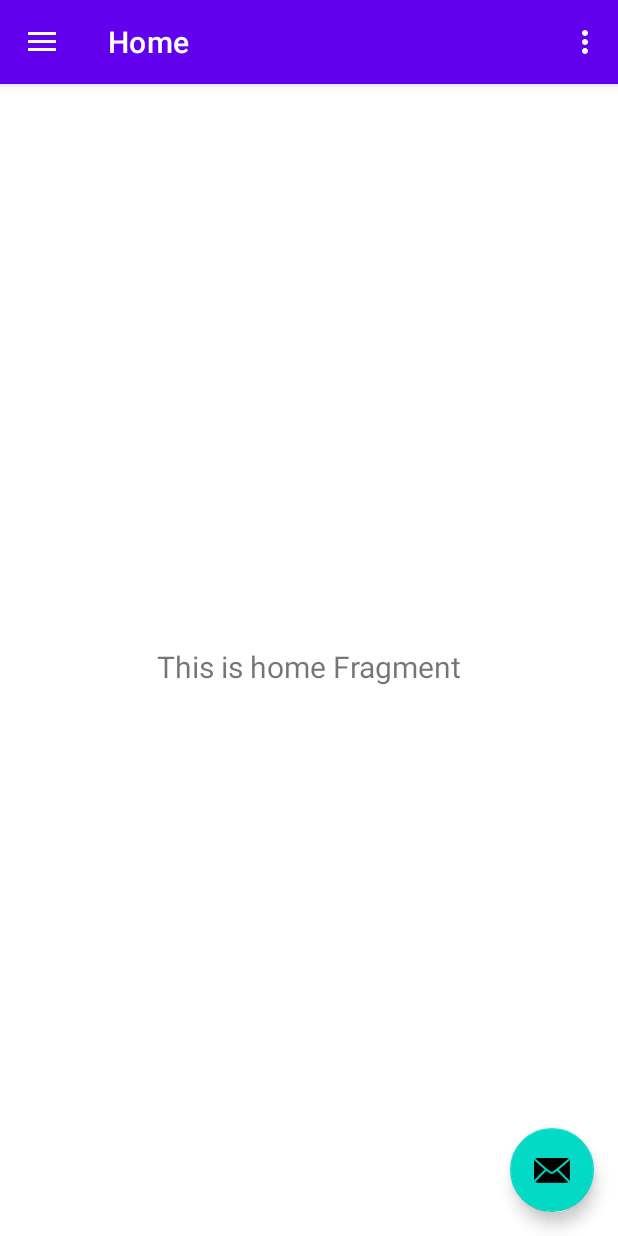
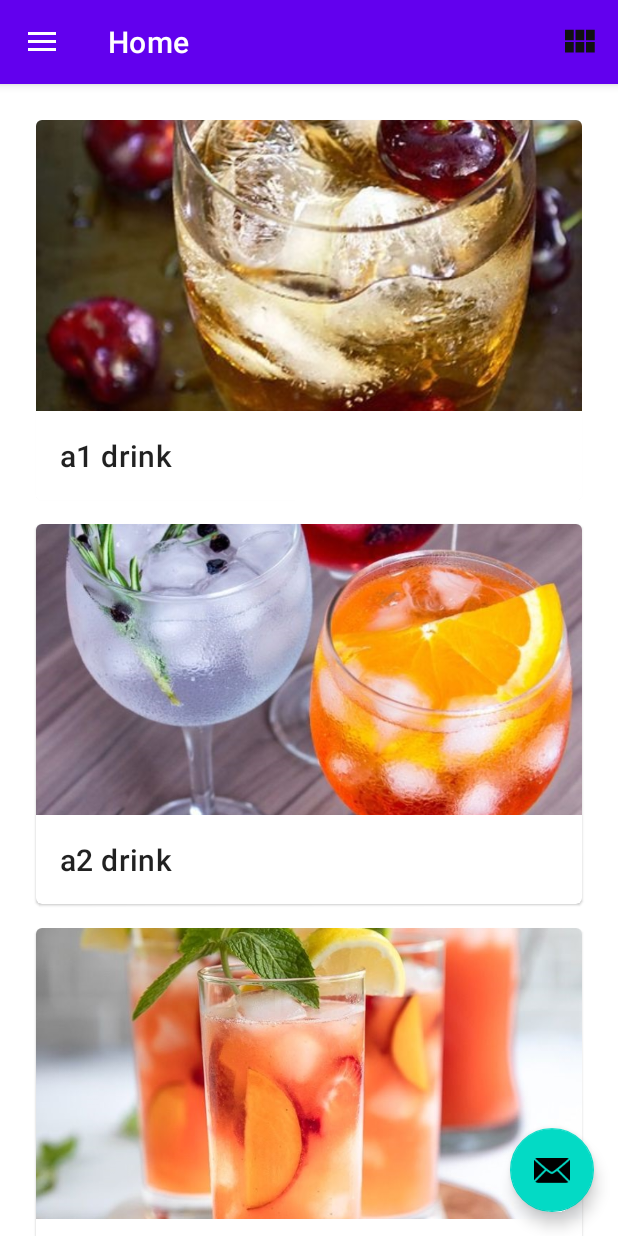
Before and after one commit to wckuo777/kotlinapp, an Android app: the screen it shows after launch (MainActivity), on a phone screen of 412 x 824 dp. Run offline under Robolectric (Android 15) with nearby library versions, the phone set to English and light mode, and no system bars; our stand-ins replace navigation-ui.

Commit message:
add fragment with recycleView

```diff
--- a/app/src/main/java/com/example/kotindemo/MainActivity.kt
+++ b/app/src/main/java/com/example/kotindemo/MainActivity.kt
@@ -15,6 +15,9 @@ import com.example.kotindemo.databinding.ActivityMainBinding
 import android.R.menu
 import android.annotation.SuppressLint
 import androidx.appcompat.view.menu.MenuBuilder
+import androidx.recyclerview.widget.RecyclerView
+import com.example.kotindemo.adapter.ItemAdapter
+import com.example.kotindemo.data.Datasource
 
 
 class MainActivity : AppCompatActivity() {
@@ -27,6 +30,8 @@ class MainActivity : AppCompatActivity() {
 
         binding = ActivityMainBinding.inflate(layoutInflater)
         setContentView(binding.root)
+
+
 
         setSupportActionBar(binding.appBarMain.toolbar)
 
--- /dev/null
+++ b/app/src/main/java/com/example/kotindemo/adapter/ItemAdapter.kt
@@ -0,0 +1,35 @@
+package com.example.kotindemo.adapter
+
+import android.content.Context
+import android.view.LayoutInflater
+import android.view.View
+import android.view.ViewGroup
+import android.widget.ImageView
+import android.widget.TextView
+import androidx.recyclerview.widget.RecyclerView
+import com.example.kotindemo.R
+import com.example.kotindemo.model.DrinksPic
+
+class ItemAdapter(private val context: Context, private val dataset: List<DrinksPic>): RecyclerView.Adapter<ItemAdapter.ItemViewHolder>() {
+    class ItemViewHolder(private val view: View) : RecyclerView.ViewHolder(view){
+        val textView: TextView = view.findViewById(R.id.item_title)
+        val imageView: ImageView = view.findViewById(R.id.item_image)
+    }
+
+    override fun onCreateViewHolder(parent: ViewGroup, viewType: Int): ItemViewHolder {
+        val adapterLayout = LayoutInflater.from(parent.context)
+            .inflate(R.layout.list_item, parent, false)
+
+        return ItemViewHolder(adapterLayout)
+    }
+
+    override fun onBindViewHolder(holder: ItemViewHolder, position: Int) {
+        val item = dataset[position]
+        holder.textView.text =  context.resources.getString(item.stringResourceId)
+        holder.imageView.setImageResource(item.imageResourceId)
+    }
+
+    override fun getItemCount()= dataset.size
+
+
+}
--- /dev/null
+++ b/app/src/main/java/com/example/kotindemo/data/DataSource.kt
@@ -0,0 +1,26 @@
+package com.example.kotindemo.data
+
+import com.example.kotindemo.R
+import com.example.kotindemo.model.DrinksPic
+
+class Datasource {
+
+    fun loadAffirmations(): List<DrinksPic> {
+        return listOf<DrinksPic>(
+            DrinksPic(R.string.a1,R.drawable.a1),
+            DrinksPic(R.string.a2,R.drawable.a2),
+            DrinksPic(R.string.a3,R.drawable.a3),
+            DrinksPic(R.string.a4,R.drawable.a4),
+            DrinksPic(R.string.a5,R.drawable.a5),
+            DrinksPic(R.string.a6,R.drawable.a6),
+            DrinksPic(R.string.a7,R.drawable.a7),
+            DrinksPic(R.string.a8,R.drawable.a8),
+            DrinksPic(R.string.a9,R.drawable.a9),
+            DrinksPic(R.string.a10,R.drawable.a10),
+            DrinksPic(R.string.a11,R.drawable.a11),
+            DrinksPic(R.string.a12,R.drawable.a12),
+            DrinksPic(R.string.a13,R.drawable.a13),
+            DrinksPic(R.string.a14,R.drawable.a14)
+        )
+    }
+}
--- /dev/null
+++ b/app/src/main/java/com/example/kotindemo/model/DrinksPic.kt
@@ -0,0 +1,6 @@
+package com.example.kotindemo.model
+
+import androidx.annotation.DrawableRes
+import androidx.annotation.StringRes
+
+data class DrinksPic (@StringRes val stringResourceId: Int, @DrawableRes val imageResourceId: Int)
--- a/app/src/main/java/com/example/kotindemo/ui/home/HomeFragment.kt
+++ b/app/src/main/java/com/example/kotindemo/ui/home/HomeFragment.kt
@@ -1,24 +1,39 @@
 package com.example.kotindemo.ui.home
 
 import android.os.Bundle
-import android.view.LayoutInflater
-import android.view.View
-import android.view.ViewGroup
+import android.view.*
 import android.widget.TextView
+import androidx.appcompat.view.menu.MenuBuilder
+import androidx.core.content.ContextCompat
 import androidx.fragment.app.Fragment
 import androidx.lifecycle.Observer
 import androidx.lifecycle.ViewModelProvider
+import androidx.recyclerview.widget.GridLayoutManager
+import androidx.recyclerview.widget.LinearLayoutManager
+import androidx.recyclerview.widget.RecyclerView
 import com.example.kotindemo.R
+import com.example.kotindemo.adapter.ItemAdapter
+import com.example.kotindemo.data.Datasource
 import com.example.kotindemo.databinding.FragmentHomeBinding
 
 class HomeFragment : Fragment() {
 
     private lateinit var homeViewModel: HomeViewModel
     private var _binding: FragmentHomeBinding? = null
+    private var isLinearLayoutManager = true
+    private lateinit var recyclerView: RecyclerView
+    val myDataset = Datasource().loadAffirmations()
 
     // This property is only valid between onCreateView and
     // onDestroyView.
     private val binding get() = _binding!!
+
+    override fun onCreate(savedInstanceState: Bundle?) {
+        super.onCreate(savedInstanceState)
+        setHasOptionsMenu(true)
+
+
+    }
 
     override fun onCreateView(
         inflater: LayoutInflater,
@@ -31,15 +46,86 @@ class HomeFragment : Fragment() {
         _binding = FragmentHomeBinding.inflate(inflater, container, false)
         val root: View = binding.root
 
-        val textView: TextView = binding.textHome
-        homeViewModel.text.observe(viewLifecycleOwner, Observer {
-            textView.text = it
-        })
+//        val textView: TextView = binding.textHome
+//        homeViewModel.text.observe(viewLifecycleOwner, Observer {
+//            textView.text = it
+//        })
         return root
+    }
+
+    override fun onViewCreated(view: View, savedInstanceState: Bundle?) {
+        recyclerView = binding.recyclerView
+        val myDataset = Datasource().loadAffirmations()
+        // val recyclerView = view.findViewById<RecyclerView>(R.id.recycler_view)
+        recyclerView.adapter = ItemAdapter(view.context,myDataset)
+        recyclerView.setHasFixedSize(true)
+        chooseLayout()
     }
 
     override fun onDestroyView() {
         super.onDestroyView()
         _binding = null
     }
+
+    override fun onCreateOptionsMenu(menu: Menu, inflater: MenuInflater) {
+        menu.clear();
+        // Inflate the menu; this adds items to the action bar if it is present.
+        inflater.inflate(R.menu.home, menu)
+
+
+        val layoutButton = menu.findItem(R.id.action_switch_layout)
+        // Calls code to set the icon based on the LinearLayoutManager of the RecyclerView
+        setIcon(layoutButton)
+
+    }
+
+    /**
+     * Sets the LayoutManager for the [RecyclerView] based on the desired orientation of the list.
+     */
+    private fun chooseLayout() {
+        if (isLinearLayoutManager) {
+            recyclerView.layoutManager = LinearLayoutManager(context)
+        } else {
+            recyclerView.layoutManager = GridLayoutManager(context, 3)
+        }
+        //recyclerView.adapter = ItemAdapter(context, dataset = )
+    }
+
+    private fun setIcon(menuItem: MenuItem?) {
+        if (menuItem == null)
+            return
+
+        // Set the drawable for the menu icon based on which LayoutManager is currently in use
+
+        // An if-clause can be used on the right side of an assignment if all paths return a value.
+        // The following code is equivalent to
+        // if (isLinearLayoutManager)
+        //     menu.icon = ContextCompat.getDrawable(this, R.drawable.ic_grid_layout)
+        // else menu.icon = ContextCompat.getDrawable(this, R.drawable.ic_linear_layout)
+        menuItem.icon =
+            if (isLinearLayoutManager)
+                ContextCompat.getDrawable(this.requireContext(), R.drawable.grid_layout)
+            else ContextCompat.getDrawable(this.requireContext(), R.drawable.linear_layout)
+    }
+
+
+    override fun onOptionsItemSelected(item: MenuItem): Boolean {
+        return when (item.itemId) {
+            R.id.action_switch_layout -> {
+                // Sets isLinearLayoutManager (a Boolean) to the opposite value
+                isLinearLayoutManager = !isLinearLayoutManager
+                // Sets layout and icon
+                chooseLayout()
+                setIcon(item)
+
+                return true
+            }
+            //  Otherwise, do nothing and use the core event handling
+
+            // when clauses require that all possible paths be accounted for explicitly,
+            //  for instance both the true and false cases if the value is a Boolean,
+            //  or an else to catch all unhandled cases.
+            else -> super.onOptionsItemSelected(item)
+        }
+    }
 }
--- a/app/src/main/java/com/example/kotindemo/ui/home/HomeViewModel.kt
+++ b/app/src/main/java/com/example/kotindemo/ui/home/HomeViewModel.kt
@@ -1,8 +1,12 @@
 package com.example.kotindemo.ui.home
 
+import android.view.Menu
+import androidx.appcompat.view.menu.MenuBuilder
 import androidx.lifecycle.LiveData
 import androidx.lifecycle.MutableLiveData
 import androidx.lifecycle.ViewModel
+
+
 
 class HomeViewModel : ViewModel() {
 
@@ -10,4 +14,6 @@ class HomeViewModel : ViewModel() {
         value = "This is home Fragment"
     }
     val text: LiveData<String> = _text
+
+
 }
--- a/app/src/main/res/drawable/grid_layout.xml
+++ b/app/src/main/res/drawable/grid_layout.xml
@@ -15,10 +15,10 @@
 <vector xmlns:android="http://schemas.android.com/apk/res/android"
     android:width="28dp"
     android:height="28dp"
-    android:tint="#FFFFFF"
+    android:tint="#111111"
     android:viewportWidth="24"
     android:viewportHeight="24">
     <path
-        android:fillColor="@android:color/white"
+        android:fillColor="@android:color/black"
         android:pathData="M4,11h5L9,5L4,5v6zM4,18h5v-6L4,12v6zM10,18h5v-6h-5v6zM16,18h5v-6h-5v6zM10,11h5L15,5h-5v6zM16,5v6h5L21,5h-5z"/>
 </vector>
--- a/app/src/main/res/drawable/linear_layout.xml
+++ b/app/src/main/res/drawable/linear_layout.xml
@@ -1,17 +1,4 @@
 <?xml version="1.0" encoding="utf-8"?>
-<!--
-     Copyright (C) 2020 The Android Open Source Project
-     Licensed under the Apache License, Version 2.0 (the "License");
-     you may not use this file except in compliance with the License.
-     You may obtain a copy of the License at
-          http://www.apache.org/licenses/LICENSE-2.0
-     Unless required by applicable law or agreed to in writing, software
-     distributed under the License is distributed on an "AS IS" BASIS,
-     WITHOUT WARRANTIES OR CONDITIONS OF ANY KIND, either express or implied.
-     See the License for the specific language governing permissions and
-     limitations under the License.
--->
-<!-- Menu asset to indicate clicking will switch to a vertical list of items for the RecyclerView -->
 <vector xmlns:android="http://schemas.android.com/apk/res/android"
     android:width="28dp"
     android:height="28dp"
--- a/app/src/main/res/layout/fragment_home.xml
+++ b/app/src/main/res/layout/fragment_home.xml
@@ -6,17 +6,12 @@
     android:layout_height="match_parent"
     tools:context=".ui.home.HomeFragment">
 
-    <TextView
-        android:id="@+id/text_home"
+    <androidx.recyclerview.widget.RecyclerView
+        android:id="@+id/recycler_view"
         android:layout_width="match_parent"
-        android:layout_height="wrap_content"
-        android:layout_marginStart="8dp"
-        android:layout_marginTop="8dp"
-        android:layout_marginEnd="8dp"
-        android:textAlignment="center"
-        android:textSize="20sp"
-        app:layout_constraintBottom_toBottomOf="parent"
-        app:layout_constraintEnd_toEndOf="parent"
-        app:layout_constraintStart_toStartOf="parent"
-        app:layout_constraintTop_toTopOf="parent" />
+        android:layout_height="match_parent"
+        android:clipToPadding="false"
+        android:scrollbars="vertical"
+        app:layoutManager="LinearLayoutManager"
+        android:padding="16dp" />
 </androidx.constraintlayout.widget.ConstraintLayout>
--- /dev/null
+++ b/app/src/main/res/layout/list_item.xml
@@ -0,0 +1,28 @@
+<?xml version="1.0" encoding="utf-8"?>
+<com.google.android.material.card.MaterialCardView xmlns:android="http://schemas.android.com/apk/res/android"
+android:layout_width="match_parent"
+android:layout_height="wrap_content"
+android:layout_margin="8dp">
+
+<LinearLayout
+    android:layout_width="match_parent"
+    android:layout_height="wrap_content"
+    android:orientation="vertical">
+
+    <ImageView
+        android:id="@+id/item_image"
+        android:layout_width="match_parent"
+        android:layout_height="194dp"
+        android:importantForAccessibility="no"
+        android:scaleType="centerCrop" />
+
+    <TextView
+        android:id="@+id/item_title"
+        android:layout_width="wrap_content"
+        android:layout_height="wrap_content"
+        android:padding="16dp"
+        android:textAppearance="?attr/textAppearanceHeadline6" />
+
+</LinearLayout>
+
+</com.google.android.material.card.MaterialCardView>
--- /dev/null
+++ b/app/src/main/res/menu/home.xml
@@ -0,0 +1,8 @@
+<?xml version="1.0" encoding="utf-8"?>
+<menu xmlns:android="http://schemas.android.com/apk/res/android"
+    xmlns:app="http://schemas.android.com/apk/res-auto">
+    <item android:id="@+id/action_switch_layout"
+        android:title="test"
+        android:icon="@drawable/linear_layout"
+        app:showAsAction="always" />
+</menu>
--- a/app/src/main/res/menu/main.xml
+++ b/app/src/main/res/menu/main.xml
@@ -5,7 +5,7 @@
         android:id="@+id/action_settings"
         android:orderInCategory="100"
         android:title="@string/action_settings"
-        android:icon="@drawable/linear_layout"
+        android:icon="@drawable/grid_layout"
         app:showAsAction="never" />
     <item
         android:id="@+id/layout2"
--- a/app/src/main/res/values/strings.xml
+++ b/app/src/main/res/values/strings.xml
@@ -10,4 +10,19 @@
     <string name="menu_home">Home</string>
     <string name="menu_gallery">Gallery</string>
     <string name="menu_slideshow">Slideshow</string>
+    <string name="a1">a1 drink</string>
+    <string name="a2">a2 drink</string>
+    <string name="a3">a3</string>
+    <string name="a4">a4 </string>
+    <string name="a5">a5 </string>
+    <string name="a6">a6 </string>
+    <string name="a7">a7</string>
+    <string name="a8">a8</string>
+
+    <string name="a9">a9 </string>
+    <string name="a10">a10 </string>
+    <string name="a11">a11 </string>
+    <string name="a12">a12 </string>
+    <string name="a13">a13 </string>
+    <string name="a14">a14 </string>
 </resources>
```
